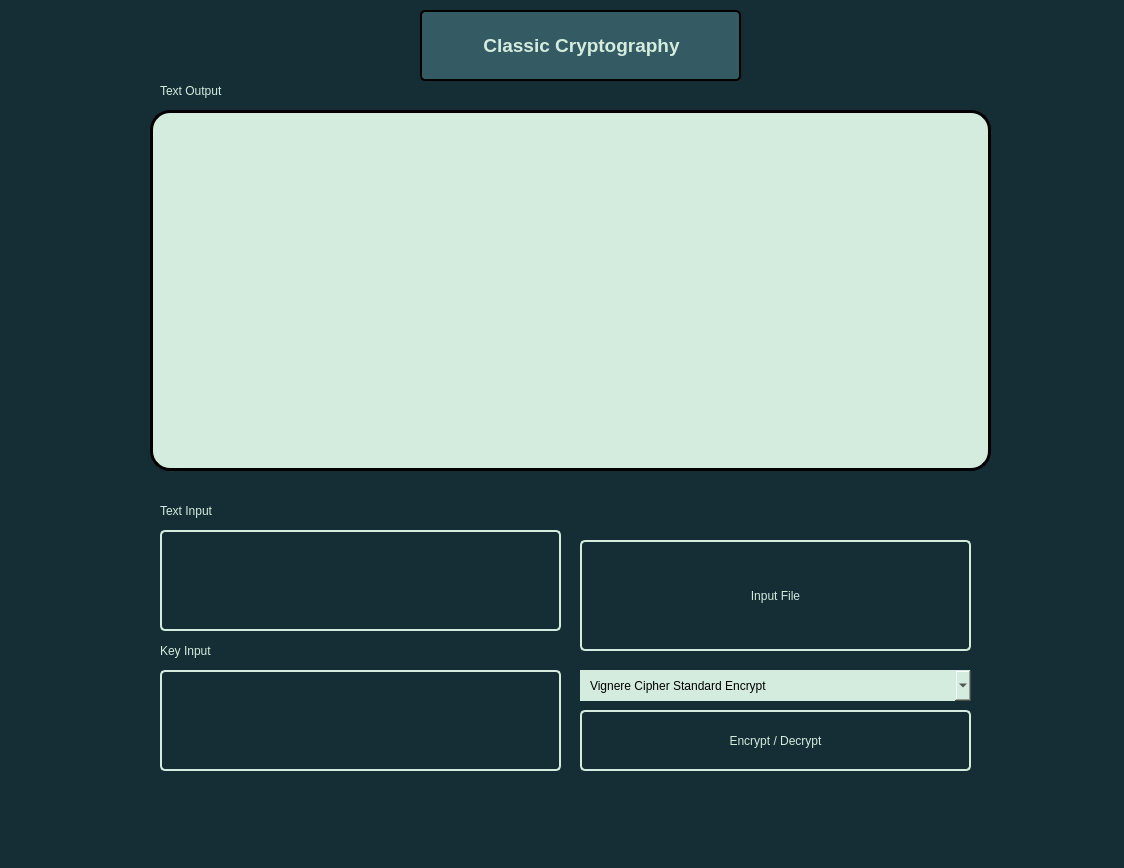
First picture: the form in src/data/src/classic-crypto-gui-ui.ui, repository christopherdavinn/tugascipher, before the edit.
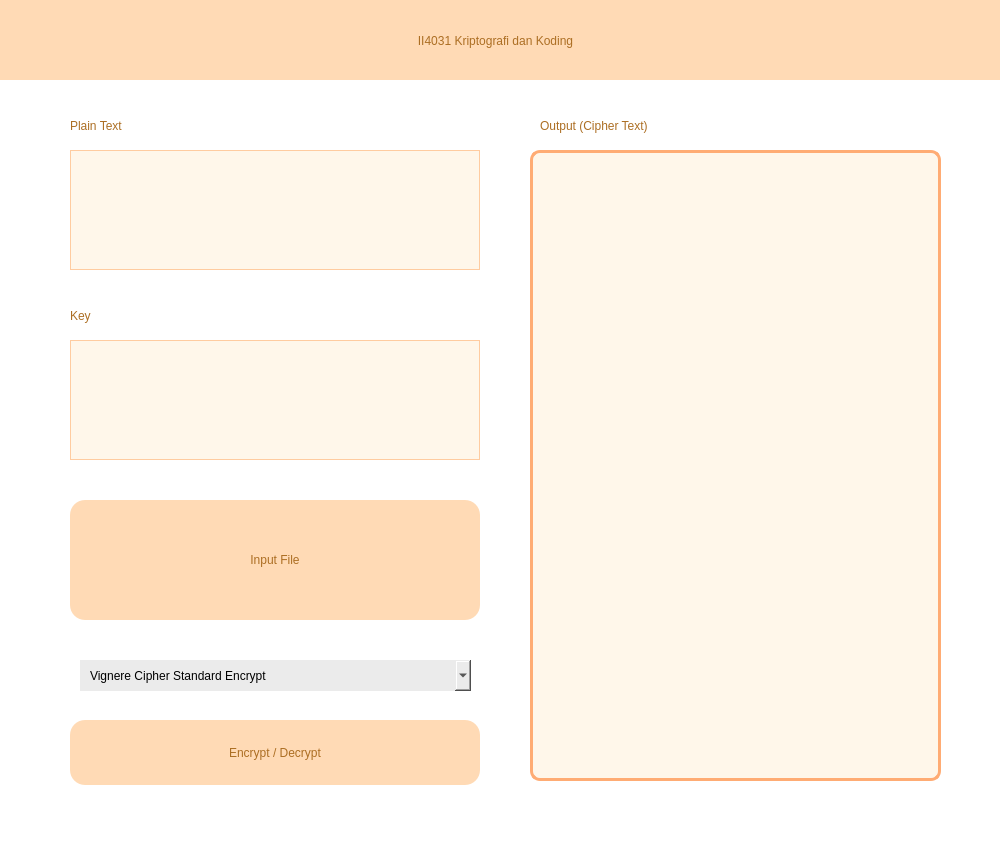
Second picture: the form after the edit.

What changed in the file:
```diff
--- a/src/data/src/classic-crypto-gui-ui.ui
+++ b/src/data/src/classic-crypto-gui-ui.ui
@@ -6,75 +6,174 @@
    <rect>
     <x>0</x>
     <y>0</y>
-    <width>1124</width>
-    <height>868</height>
+    <width>1000</width>
+    <height>850</height>
    </rect>
   </property>
   <property name="windowTitle">
    <string>MainWindow</string>
   </property>
   <property name="styleSheet">
-   <string notr="true">background-color: rgb(21, 45, 53);</string>
+   <string notr="true">background-color: #ffffff</string>
   </property>
   <widget class="QWidget" name="centralwidget">
-   <widget class="QLabel" name="label">
-    <property name="geometry">
-     <rect>
-      <x>420</x>
-      <y>10</y>
-      <width>321</width>
-      <height>71</height>
-     </rect>
-    </property>
-    <property name="styleSheet">
-     <string notr="true">background-color: rgb(52, 91, 99);
-font-family: &quot;Cascadia Code SemiBold&quot;;
-border: 2px solid black;
-border-radius: 5px;
-font-size: 10px;
-color: #D4ECDD;</string>
-    </property>
-    <property name="text">
-     <string>&lt;html&gt;&lt;head/&gt;&lt;body&gt;&lt;p align=&quot;center&quot;&gt;&lt;span style=&quot; font-size:14pt; font-weight:600;&quot;&gt;Classic Cryptography&lt;/span&gt;&lt;/p&gt;&lt;/body&gt;&lt;/html&gt;</string>
-    </property>
-   </widget>
    <widget class="QPlainTextEdit" name="outputTextArea">
     <property name="geometry">
      <rect>
-      <x>150</x>
+      <x>530</x>
+      <y>150</y>
+      <width>411</width>
+      <height>631</height>
+     </rect>
+    </property>
+    <property name="styleSheet">
+     <string notr="true">QPlainTextEdit{
+	border: 3px solid #ffac74;
+	border-radius: 10px; 
+	color: #ac6e23;
+	background-color: #fff7ea;
+	padding-left: 5px;
+	font: 14pt &quot;MS Shell Dlg 2&quot;;
+}
+</string>
+    </property>
+    <property name="plainText">
+     <string/>
+    </property>
+   </widget>
+   <widget class="QLabel" name="label_3">
+    <property name="geometry">
+     <rect>
+      <x>540</x>
       <y>110</y>
-      <width>841</width>
-      <height>361</height>
+      <width>251</width>
+      <height>31</height>
      </rect>
     </property>
     <property name="styleSheet">
-     <string notr="true">background-color: #D4ECDD;
-font-size: 15px;
-font-weight: bold;
-border-radius: 20px;
-border: 3px solid black;
-font: 75 18pt &quot;Cascadia Code&quot;;
-padding: 10px;
-color: #112031</string>
+     <string notr="true">color: #ac6e23;
+font: 550 14pt &quot;MS Shell Dlg 2&quot;;</string>
+    </property>
+    <property name="text">
+     <string>Output (Cipher Text)</string>
+    </property>
+   </widget>
+   <widget class="QWidget" name="widget" native="true">
+    <property name="geometry">
+     <rect>
+      <x>0</x>
+      <y>0</y>
+      <width>1000</width>
+      <height>80</height>
+     </rect>
+    </property>
+    <property name="styleSheet">
+     <string notr="true">QWidget{
+	background-color: #ffdab5;
+}
+</string>
+    </property>
+    <widget class="QLabel" name="label">
+     <property name="geometry">
+      <rect>
+       <x>280</x>
+       <y>20</y>
+       <width>431</width>
+       <height>41</height>
+      </rect>
+     </property>
+     <property name="styleSheet">
+      <string notr="true">color: #ac6e23;
+font: 500 18pt &quot;MS Shell Dlg 2&quot;;</string>
+     </property>
+     <property name="text">
+      <string>II4031 Kriptografi dan Koding</string>
+     </property>
+     <property name="alignment">
+      <set>Qt::AlignCenter</set>
+     </property>
+    </widget>
+   </widget>
+   <widget class="QPlainTextEdit" name="inputText">
+    <property name="geometry">
+     <rect>
+      <x>70</x>
+      <y>150</y>
+      <width>410</width>
+      <height>120</height>
+     </rect>
+    </property>
+    <property name="styleSheet">
+     <string notr="true">QPlainTextEdit{
+	font: 10pt &quot;MS Shell Dlg 2&quot;;
+	border: 1px solid #ffcca0;
+	color: #ac6e23;
+	background-color: #fff7ea;
+	padding: 10px;
+}
+
+QPlainTextEdit:hover {
+	border: 3px solid #ffac74;
+}
+</string>
     </property>
     <property name="plainText">
      <string/>
     </property>
    </widget>
+   <widget class="QPushButton" name="inputFileButton">
+    <property name="geometry">
+     <rect>
+      <x>70</x>
+      <y>500</y>
+      <width>410</width>
+      <height>120</height>
+     </rect>
+    </property>
+    <property name="autoFillBackground">
+     <bool>false</bool>
+    </property>
+    <property name="styleSheet">
+     <string notr="true">QPushButton {
+	font: 500 20pt &quot;MS Shell Dlg 2&quot;;
+	border: #ac6e23;
+	border-left 2px solid transparent;
+	border-radius: 15px; 
+	background-color: #ffdab5;
+	color: #ac6e23;
+}
+
+QPushButton:hover {
+	background-color: #ffac74;
+}
+
+QPushButton:pressed {
+	background-color: #e69b69;
+	color: #fff;
+}
+</string>
+    </property>
+    <property name="text">
+     <string>Input File</string>
+    </property>
+   </widget>
    <widget class="QComboBox" name="cipherAlgorithmComboBox">
     <property name="geometry">
      <rect>
-      <x>580</x>
-      <y>670</y>
+      <x>80</x>
+      <y>660</y>
       <width>391</width>
       <height>31</height>
      </rect>
     </property>
     <property name="styleSheet">
-     <string notr="true">background-color: rgb(212, 236, 221);
-font: 75 10pt &quot;Cascadia Code&quot;;
-padding-left: 10px;
-border: none;</string>
+     <string notr="true">QComboBox{
+	background-color: #ebebeb;
+	font: 75 10pt &quot;MS Shell Dlg 2&quot;;
+	padding-left: 10px;
+	border: none;
+}
+</string>
     </property>
     <item>
      <property name="text">
@@ -147,130 +246,95 @@
      </property>
     </item>
    </widget>
+   <widget class="QLabel" name="label_2">
+    <property name="geometry">
+     <rect>
+      <x>70</x>
+      <y>110</y>
+      <width>131</width>
+      <height>31</height>
+     </rect>
+    </property>
+    <property name="styleSheet">
+     <string notr="true">color: #ac6e23;
+font: 550 14pt &quot;MS Shell Dlg 2&quot;;</string>
+    </property>
+    <property name="text">
+     <string>Plain Text</string>
+    </property>
+   </widget>
    <widget class="QPushButton" name="encryptDecryptButton">
     <property name="geometry">
      <rect>
-      <x>580</x>
-      <y>710</y>
-      <width>391</width>
-      <height>61</height>
+      <x>70</x>
+      <y>720</y>
+      <width>410</width>
+      <height>65</height>
      </rect>
     </property>
     <property name="styleSheet">
-     <string notr="true">color: #D4ECDD;
-font: 75 10pt &quot;Cascadia Code&quot;;
-border: 2px solid #D4ECDD;
-border-radius: 5px;</string>
+     <string notr="true">QPushButton {
+	font: 700 11pt &quot;MS Shell Dlg 2&quot;;
+	border: none;
+	border-left 2px solid transparent;
+	border-radius: 15px; 
+	background-color: #ffdab5;
+	color: #ac6e23;
+}
+
+QPushButton:hover {
+	background-color: #ffac74;
+}
+
+QPushButton:pressed {
+	background-color: #e69b69;
+	color: #fff;
+}
+</string>
     </property>
     <property name="text">
      <string>Encrypt / Decrypt</string>
     </property>
    </widget>
-   <widget class="QPlainTextEdit" name="inputText">
-    <property name="geometry">
-     <rect>
-      <x>160</x>
-      <y>530</y>
-      <width>401</width>
-      <height>101</height>
-     </rect>
-    </property>
-    <property name="styleSheet">
-     <string notr="true">border: 2px solid #D4ECDD;
-border-radius: 5px;
-color: rgb(212, 236, 221);
-padding: 5px;
-font: 75 13pt &quot;Cascadia Code&quot;;</string>
-    </property>
-    <property name="plainText">
-     <string/>
-    </property>
-   </widget>
-   <widget class="QPushButton" name="inputFileButton">
-    <property name="geometry">
-     <rect>
-      <x>580</x>
-      <y>540</y>
-      <width>391</width>
-      <height>111</height>
-     </rect>
-    </property>
-    <property name="styleSheet">
-     <string notr="true">color: #D4ECDD;
-font: 75 20pt &quot;Cascadia Code&quot;;
-border: 2px solid #D4ECDD;
-border-radius: 5px;</string>
-    </property>
-    <property name="text">
-     <string>Input File</string>
-    </property>
-   </widget>
-   <widget class="QLabel" name="label_2">
-    <property name="geometry">
-     <rect>
-      <x>160</x>
-      <y>500</y>
-      <width>111</width>
-      <height>21</height>
-     </rect>
-    </property>
-    <property name="styleSheet">
-     <string notr="true">color: #D4ECDD;
-font: 75 13pt &quot;Cascadia Code&quot;;</string>
-    </property>
-    <property name="text">
-     <string>Text Input</string>
-    </property>
-   </widget>
-   <widget class="QLabel" name="label_3">
-    <property name="geometry">
-     <rect>
-      <x>160</x>
-      <y>80</y>
-      <width>111</width>
-      <height>21</height>
-     </rect>
-    </property>
-    <property name="styleSheet">
-     <string notr="true">color: #D4ECDD;
-font: 75 13pt &quot;Cascadia Code&quot;;</string>
-    </property>
-    <property name="text">
-     <string>Text Output</string>
-    </property>
-   </widget>
    <widget class="QLabel" name="label_4">
     <property name="geometry">
      <rect>
-      <x>160</x>
-      <y>640</y>
-      <width>111</width>
-      <height>21</height>
+      <x>70</x>
+      <y>300</y>
+      <width>121</width>
+      <height>31</height>
      </rect>
     </property>
     <property name="styleSheet">
-     <string notr="true">color: #D4ECDD;
-font: 75 13pt &quot;Cascadia Code&quot;;</string>
+     <string notr="true">color: #ac6e23;
+font: 550 14pt &quot;MS Shell Dlg 2&quot;;</string>
     </property>
     <property name="text">
-     <string>Key Input</string>
+     <string>Key</string>
     </property>
    </widget>
    <widget class="QPlainTextEdit" name="inputText_2">
     <property name="geometry">
      <rect>
-      <x>160</x>
-      <y>670</y>
-      <width>401</width>
-      <height>101</height>
+      <x>70</x>
+      <y>340</y>
+      <width>410</width>
+      <height>120</height>
      </rect>
     </property>
     <property name="styleSheet">
-     <string notr="true">border: 2px solid #D4ECDD;
-border-radius: 5px;
-color: rgb(212, 236, 221);
-padding: 5px;
-font: 75 13pt &quot;Cascadia Code&quot;;</string>
+     <string notr="true">QPlainTextEdit{
+	font: 10pt &quot;MS Shell Dlg 2&quot;;
+	border: 1px solid #ffcca0;
+	color: #ac6e23;
+	background-color: #fff7ea;
+	padding: 10px;
+}
+
+QPlainTextEdit:hover {
+	border: 3px solid #ffac74;
+}
+</string>
     </property>
     <property name="plainText">
      <string/>
```
Left out of the diff: 4 changed lines with no effect on the pictures.
